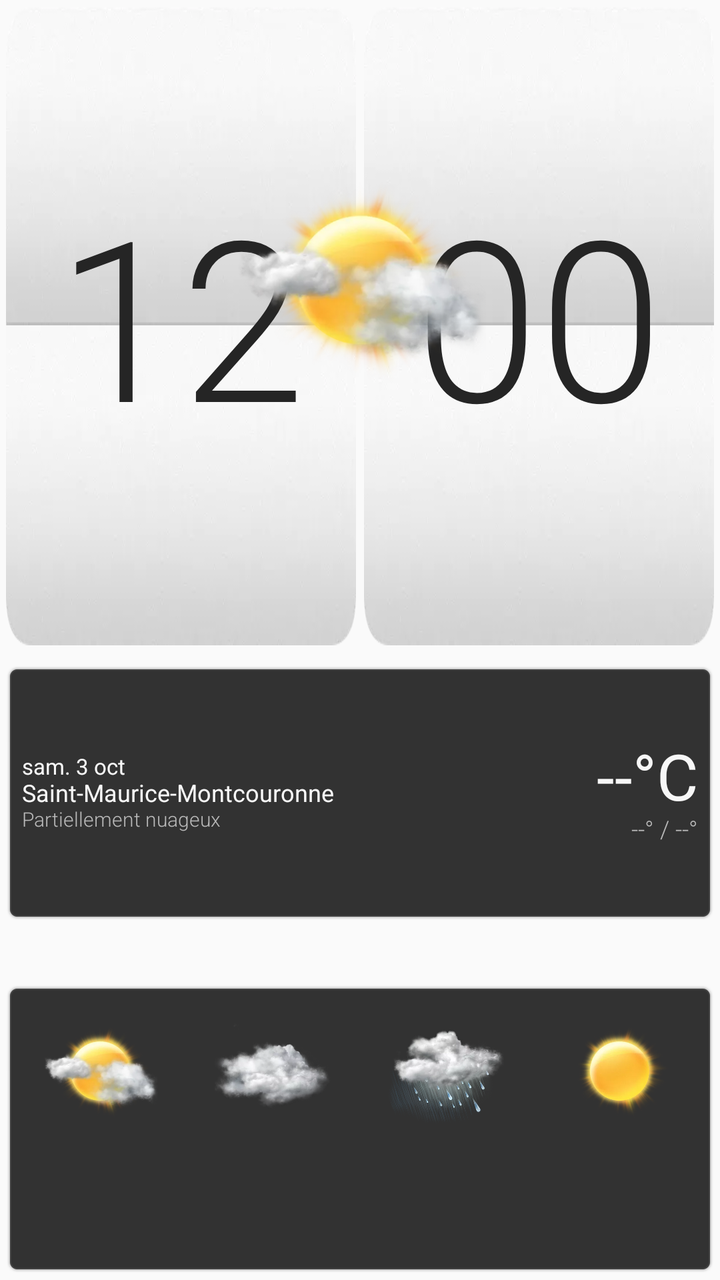
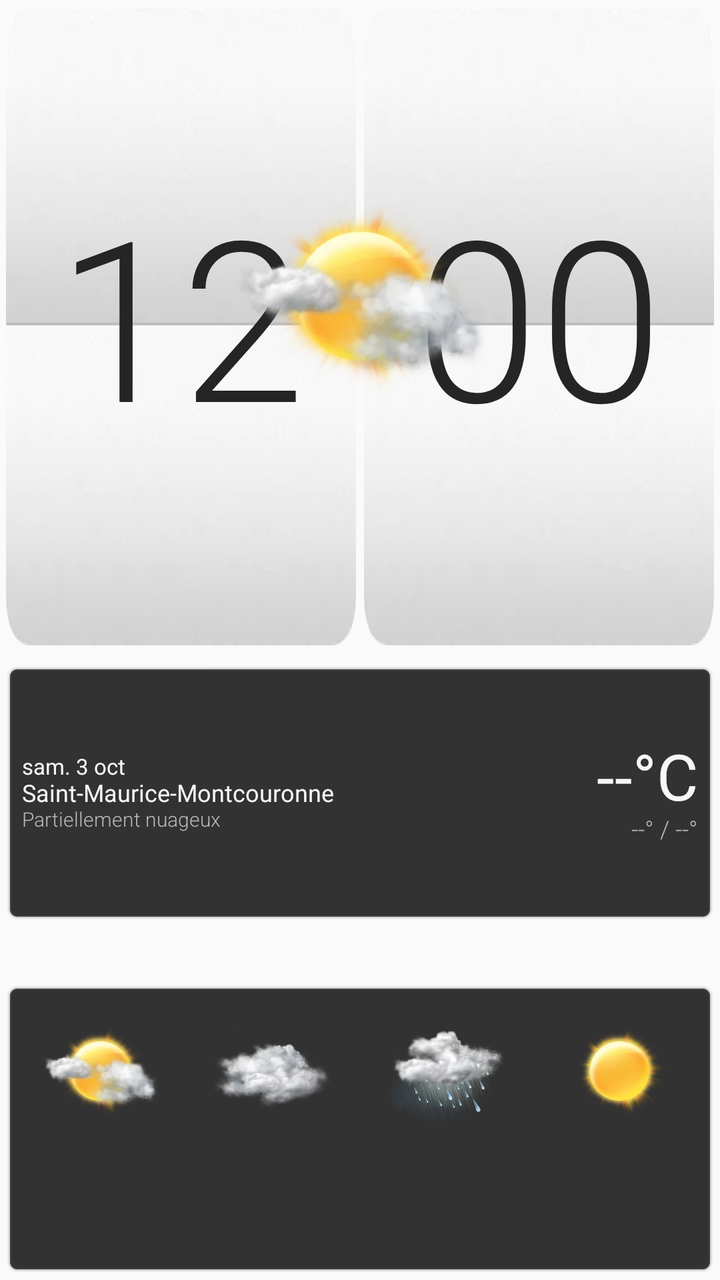

Before-and-after screenshots of an Android layout around one commit, followed by the original layout XML and the change that was made.
<!-- AndroidManifest.xml: application theme AppTheme -->
<!-- res/layout/widget_weekly.xml -->
<?xml version="1.0" encoding="utf-8"?>
<FrameLayout xmlns:android="http://schemas.android.com/apk/res/android"
    android:id="@+id/widget_root"
    android:layout_width="match_parent"
    android:layout_height="match_parent"
    android:padding="3dp">

    <LinearLayout
        android:layout_width="match_parent"
        android:layout_height="match_parent"
        android:orientation="vertical">

        <LinearLayout
            android:layout_width="match_parent"
            android:layout_height="0dp"
            android:layout_weight="1.55"
            android:baselineAligned="false"
            android:orientation="horizontal">
            <FrameLayout android:layout_width="0dp" android:layout_height="match_parent" android:layout_marginEnd="2dp" android:layout_weight="1">
                <LinearLayout android:layout_width="match_parent" android:layout_height="match_parent" android:orientation="vertical">
                    <ImageView android:layout_width="match_parent" android:layout_height="0dp" android:layout_weight="1" android:scaleType="fitXY" android:src="@drawable/clock_weather_clock_tab_up" />
                    <ImageView android:layout_width="match_parent" android:layout_height="0dp" android:layout_weight="1" android:scaleType="fitXY" android:src="@drawable/clock_weather_clock_tab_down" />
                </LinearLayout>
                <TextClock android:id="@+id/hour_panel" style="@style/HtcWeeklyFlipDigits" android:layout_width="match_parent" android:layout_height="match_parent" android:format12Hour="hh" android:format24Hour="HH" android:textSize="112sp" />
            </FrameLayout>
            <FrameLayout android:layout_width="0dp" android:layout_height="match_parent" android:layout_marginStart="2dp" android:layout_weight="1">
                <LinearLayout android:layout_width="match_parent" android:layout_height="match_parent" android:orientation="vertical">
                    <ImageView android:layout_width="match_parent" android:layout_height="0dp" android:layout_weight="1" android:scaleType="fitXY" android:src="@drawable/clock_weather_clock_tab_up" />
                    <ImageView android:layout_width="match_parent" android:layout_height="0dp" android:layout_weight="1" android:scaleType="fitXY" android:src="@drawable/clock_weather_clock_tab_down" />
                </LinearLayout>
                <TextClock android:id="@+id/minute_panel" style="@style/HtcWeeklyFlipDigits" android:layout_width="match_parent" android:layout_height="match_parent" android:format12Hour="mm" android:format24Hour="mm" android:textSize="112sp" />
            </FrameLayout>
        </LinearLayout>

        <LinearLayout
            android:id="@+id/current_weather_panel"
            android:layout_width="match_parent"
            android:layout_height="0dp"
            android:layout_marginTop="10dp"
            android:layout_weight="0.62"
            android:background="@drawable/common_panel_dark"
            android:baselineAligned="false"
            android:orientation="horizontal"
            android:paddingStart="8dp"
            android:paddingTop="5dp"
            android:paddingEnd="8dp"
            android:paddingBottom="5dp">
            <LinearLayout android:layout_width="0dp" android:layout_height="match_parent" android:layout_weight="1" android:gravity="center_vertical" android:orientation="vertical">
                <TextView android:id="@+id/widget_date" style="@style/HtcWeatherPrimary" android:layout_width="match_parent" android:layout_height="wrap_content" android:maxLines="1" android:text="sam. 3 oct" android:textSize="11sp" />
                <TextView android:id="@+id/city" style="@style/HtcWeatherPrimary" android:layout_width="match_parent" android:layout_height="wrap_content" android:ellipsize="end" android:maxLines="1" android:text="Saint-Maurice-Montcouronne" android:textSize="12sp" />
                <TextView android:id="@+id/condition" style="@style/HtcWeatherSecondary" android:layout_width="match_parent" android:layout_height="wrap_content" android:ellipsize="end" android:maxLines="1" android:text="Partiellement nuageux" android:textSize="10sp" />
            </LinearLayout>
            <LinearLayout android:layout_width="82dp" android:layout_height="match_parent" android:gravity="center_vertical|end" android:orientation="vertical">
                <TextView android:id="@+id/temperature" style="@style/HtcWeatherPrimary" android:layout_width="match_parent" android:layout_height="wrap_content" android:gravity="end" android:text="--°C" android:textSize="32sp" />
                <TextView android:id="@+id/range" style="@style/HtcWeatherSecondary" android:layout_width="match_parent" android:layout_height="wrap_content" android:gravity="end" android:text="--° / --°" android:textSize="12sp" />
            </LinearLayout>
        </LinearLayout>

        <FrameLayout
            android:id="@+id/forecast_panel"
            android:layout_width="match_parent"
            android:layout_height="0dp"
            android:layout_marginTop="5dp"
            android:layout_weight="0.83">
            <ImageView android:layout_width="match_parent" android:layout_height="match_parent" android:layout_marginTop="27dp" android:background="@drawable/common_panel_dark" android:scaleType="fitXY" />
            <LinearLayout android:layout_width="match_parent" android:layout_height="match_parent" android:baselineAligned="false" android:orientation="horizontal" android:paddingStart="4dp" android:paddingEnd="4dp" android:paddingBottom="5dp">
                <LinearLayout android:id="@+id/day_1" style="@style/HtcForecastColumn" android:layout_width="0dp" android:layout_height="match_parent" android:layout_weight="1" android:gravity="center" android:orientation="vertical"><ImageView android:id="@+id/day_1_icon" style="@style/HtcForecastIcon" android:layout_width="58dp" android:layout_height="0dp" android:layout_weight="1" android:scaleType="fitCenter" android:src="@drawable/weather_colorgraphic_xl_03" /><TextView android:id="@+id/day_1_label" style="@style/HtcForecastDay" android:layout_width="match_parent" android:layout_height="wrap_content" /><TextView android:id="@+id/day_1_temperature" style="@style/HtcForecastTemperature" android:layout_width="match_parent" android:layout_height="wrap_content" /></LinearLayout>
                <LinearLayout android:id="@+id/day_2" style="@style/HtcForecastColumn" android:layout_width="0dp" android:layout_height="match_parent" android:layout_weight="1" android:gravity="center" android:orientation="vertical"><ImageView android:id="@+id/day_2_icon" style="@style/HtcForecastIcon" android:layout_width="58dp" android:layout_height="0dp" android:layout_weight="1" android:scaleType="fitCenter" android:src="@drawable/weather_colorgraphic_xl_07" /><TextView android:id="@+id/day_2_label" style="@style/HtcForecastDay" android:layout_width="match_parent" android:layout_height="wrap_content" /><TextView android:id="@+id/day_2_temperature" style="@style/HtcForecastTemperature" android:layout_width="match_parent" android:layout_height="wrap_content" /></LinearLayout>
                <LinearLayout android:id="@+id/day_3" style="@style/HtcForecastColumn" android:layout_width="0dp" android:layout_height="match_parent" android:layout_weight="1" android:gravity="center" android:orientation="vertical"><ImageView android:id="@+id/day_3_icon" style="@style/HtcForecastIcon" android:layout_width="58dp" android:layout_height="0dp" android:layout_weight="1" android:scaleType="fitCenter" android:src="@drawable/weather_colorgraphic_xl_18" /><TextView android:id="@+id/day_3_label" style="@style/HtcForecastDay" android:layout_width="match_parent" android:layout_height="wrap_content" /><TextView android:id="@+id/day_3_temperature" style="@style/HtcForecastTemperature" android:layout_width="match_parent" android:layout_height="wrap_content" /></LinearLayout>
                <LinearLayout android:id="@+id/day_4" style="@style/HtcForecastColumn" android:layout_width="0dp" android:layout_height="match_parent" android:layout_weight="1" android:gravity="center" android:orientation="vertical"><ImageView android:id="@+id/day_4_icon" style="@style/HtcForecastIcon" android:layout_width="58dp" android:layout_height="0dp" android:layout_weight="1" android:scaleType="fitCenter" android:src="@drawable/weather_colorgraphic_xl_01" /><TextView android:id="@+id/day_4_label" style="@style/HtcForecastDay" android:layout_width="match_parent" android:layout_height="wrap_content" /><TextView android:id="@+id/day_4_temperature" style="@style/HtcForecastTemperature" android:layout_width="match_parent" android:layout_height="wrap_content" /></LinearLayout>
            </LinearLayout>
        </FrameLayout>
    </LinearLayout>

    <ImageView android:id="@+id/weather_icon" android:layout_width="170dp" android:layout_height="118dp" android:layout_gravity="top|center_horizontal" android:layout_marginTop="78dp" android:scaleType="fitCenter" android:src="@drawable/weather_colorgraphic_xl_03" />
</FrameLayout>
<!-- resources referenced by this layout -->
<resources>
  <!-- drawable clock_weather_clock_tab_down: webp bitmap (drawable-xxhdpi, 1830 bytes) -->
  <!-- drawable clock_weather_clock_tab_up: webp bitmap (drawable-xxhdpi, 1816 bytes) -->
  <!-- drawable common_panel_dark: png bitmap (drawable-xxhdpi, 974 bytes) -->
  <!-- drawable weather_colorgraphic_xl_01: webp bitmap (drawable-xxhdpi, 32686 bytes) -->
  <!-- drawable weather_colorgraphic_xl_03: webp bitmap (drawable-xxhdpi, 34902 bytes) -->
  <!-- drawable weather_colorgraphic_xl_07: webp bitmap (drawable-xxhdpi, 31654 bytes) -->
  <!-- drawable weather_colorgraphic_xl_18: webp bitmap (drawable-xxhdpi, 65812 bytes) -->
  <style name="HtcForecastColumn">
          <item name="android:layout_width">0dp</item>
          <item name="android:layout_height">match_parent</item>
          <item name="android:layout_weight">1</item>
          <item name="android:gravity">center</item>
          <item name="android:orientation">vertical</item>
      </style>
  <style name="HtcForecastDay">
          <item name="android:fontFamily">sans-serif-light</item>
          <item name="android:textColor">#FFFFFFFF</item>
          <item name="android:textSize">11sp</item>
          <item name="android:gravity">center</item>
          <item name="android:includeFontPadding">false</item>
      </style>
  <style name="HtcForecastIcon">
          <item name="android:layout_width">58dp</item>
          <item name="android:layout_height">0dp</item>
          <item name="android:layout_weight">1</item>
          <item name="android:scaleType">fitCenter</item>
      </style>
  <style name="HtcForecastTemperature">
          <item name="android:fontFamily">sans-serif-light</item>
          <item name="android:textColor">#FFD0D0D0</item>
          <item name="android:textSize">11sp</item>
          <item name="android:gravity">center</item>
          <item name="android:includeFontPadding">false</item>
      </style>
  <style name="HtcWeatherPrimary">
          <item name="android:fontFamily">sans-serif</item>
          <item name="android:textColor">#FFF7F7F7</item>
          <item name="android:includeFontPadding">false</item>
      </style>
  <style name="HtcWeatherSecondary">
          <item name="android:fontFamily">sans-serif-light</item>
          <item name="android:textColor">#FFB8B8B8</item>
          <item name="android:includeFontPadding">false</item>
      </style>
  <style name="HtcWeeklyFlipDigits" parent="HtcFlipDigits">
          <item name="android:fontFamily">sans-serif-light</item>
          <item name="android:textColor">#252525</item>
      </style>
  <style name="AppTheme" parent="android:style/Theme.Material.Light.NoActionBar">
          <item name="android:fontFamily">sans</item><item name="android:colorAccent">#A8C93E</item><item name="android:navigationBarColor">#0B1013</item><item name="android:statusBarColor">#0B1013</item><item name="android:windowLightStatusBar">false</item>
      </style>
  <style name="HtcFlipDigits">
          <item name="android:fontFamily">sans-serif-thin</item>
          <item name="android:textColor">#303030</item>
          <item name="android:textSize">76sp</item>
          <item name="android:includeFontPadding">false</item>
          <item name="android:gravity">center</item>
      </style>
</resources>

<!-- the commit's change to res/layout/widget_weekly.xml (unified diff, before → after) -->
@@ -72,5 +72,5 @@
         </FrameLayout>
     </LinearLayout>
 
-    <ImageView android:id="@+id/weather_icon" android:layout_width="170dp" android:layout_height="118dp" android:layout_gravity="top|center_horizontal" android:layout_marginTop="78dp" android:scaleType="fitCenter" android:src="@drawable/weather_colorgraphic_xl_03" />
+    <ImageView android:id="@+id/weather_icon" android:layout_width="170dp" android:layout_height="118dp" android:layout_gravity="top|center_horizontal" android:layout_marginTop="86dp" android:scaleType="fitCenter" android:src="@drawable/weather_colorgraphic_xl_03" />
 </FrameLayout>
